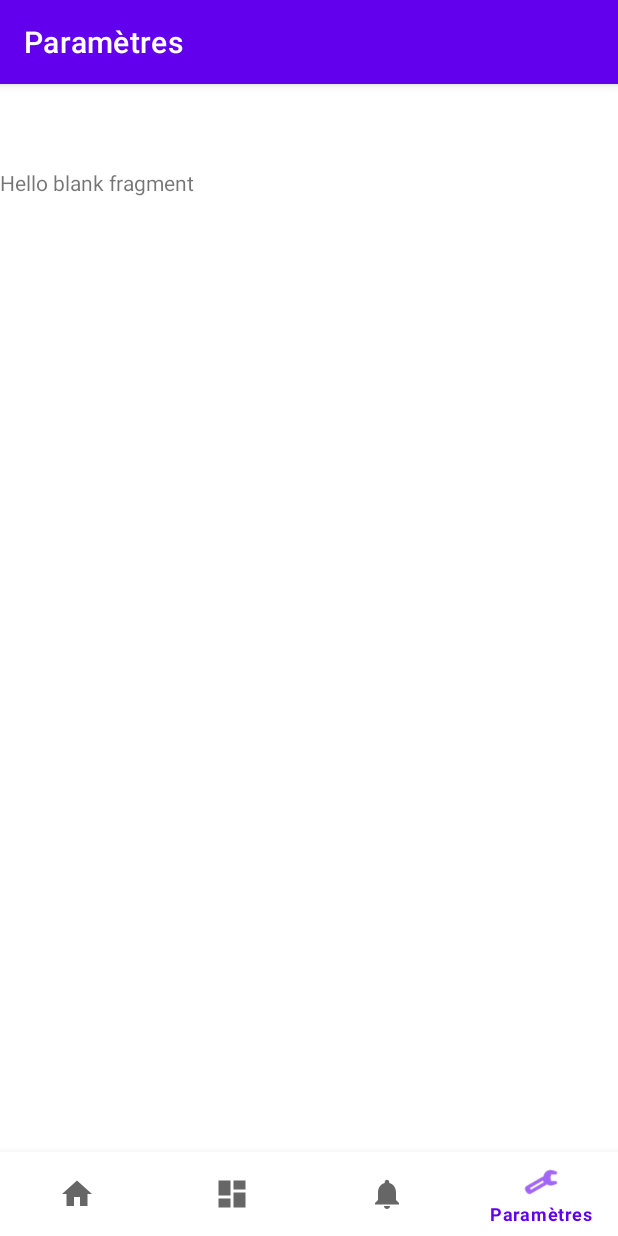
After one commit to CedNo/MercureApp, an Android app: the SettingsFragment screen opened through its navigation route, on a phone screen of 412 x 824 dp. The commit adds this screen. Run offline under Robolectric (Android 15) with nearby library versions, the phone set to English and light mode, and no system bars; our stand-ins replace navigation-ui.

Commit message:
Modifier non des classes, des folders et setup la bottom nav bar

```diff
--- a/app/build.gradle
+++ b/app/build.gradle
@@ -7,7 +7,7 @@ android {
 
     defaultConfig {
         applicationId "com.mercure.app"
-        minSdk 28
+        minSdk 26
         targetSdk 32
         versionCode 1
         versionName "1.0"
@@ -39,6 +39,7 @@ dependencies {
     implementation 'androidx.lifecycle:lifecycle-viewmodel-ktx:2.3.1'
     implementation 'androidx.navigation:navigation-fragment:2.3.5'
     implementation 'androidx.navigation:navigation-ui:2.3.5'
+    implementation 'androidx.legacy:legacy-support-v4:1.0.0'
     testImplementation 'junit:junit:4.+'
     androidTestImplementation 'androidx.test.ext:junit:1.1.2'
     androidTestImplementation 'androidx.test.espresso:espresso-core:3.3.0'
--- a/app/src/main/java/com/mercure/app/MainActivity.java
+++ b/app/src/main/java/com/mercure/app/MainActivity.java
@@ -27,7 +27,7 @@ public class MainActivity extends AppCompatActivity {
         // Passing each menu ID as a set of Ids because each
         // menu should be considered as top level destinations.
         AppBarConfiguration appBarConfiguration = new AppBarConfiguration.Builder(
-                R.id.navigation_home, R.id.navigation_dashboard, R.id.navigation_notifications)
+                R.id.navigation_home, R.id.navigation_remote, R.id.navigation_history, R.id.navigation_settings)
                 .build();
         NavController navController = Navigation.findNavController(this, R.id.nav_host_fragment_activity_main);
         NavigationUI.setupActionBarWithNavController(this, navController, appBarConfiguration);
--- a/app/src/main/java/com/mercure/app/ui/dashboard/DashboardViewModel.java
+++ b/app/src/main/java/com/mercure/app/ui/remote/RemoteViewModel.java
@@ -1,14 +1,14 @@
-package com.mercure.app.ui.dashboard;
+package com.mercure.app.ui.remote;
 
 import androidx.lifecycle.LiveData;
 import androidx.lifecycle.MutableLiveData;
 import androidx.lifecycle.ViewModel;
 
-public class DashboardViewModel extends ViewModel {
+public class RemoteViewModel extends ViewModel {
 
     private MutableLiveData<String> mText;
 
-    public DashboardViewModel() {
+    public RemoteViewModel() {
         mText = new MutableLiveData<>();
         mText.setValue("This is dashboard fragment");
     }
--- /dev/null
+++ b/app/src/main/java/com/mercure/app/ui/settings/SettingsFragment.java
@@ -0,0 +1,66 @@
+package com.mercure.app.ui.settings;
+
+import android.os.Bundle;
+
+import androidx.fragment.app.Fragment;
+
+import android.view.LayoutInflater;
+import android.view.View;
+import android.view.ViewGroup;
+
+import com.mercure.app.R;
+
+/**
+ * A simple {@link Fragment} subclass.
+ * Use the {@link SettingsFragment#newInstance} factory method to
+ * create an instance of this fragment.
+ */
+public class SettingsFragment extends Fragment {
+
+    // TODO: Rename parameter arguments, choose names that match
+    // the fragment initialization parameters, e.g. ARG_ITEM_NUMBER
+    private static final String ARG_PARAM1 = "param1";
+    private static final String ARG_PARAM2 = "param2";
+
+    // TODO: Rename and change types of parameters
+    private String mParam1;
+    private String mParam2;
+
+    public SettingsFragment() {
+        // Required empty public constructor
+    }
+
+    /**
+     * Use this factory method to create a new instance of
+     * this fragment using the provided parameters.
+     *
+     * @param param1 Parameter 1.
+     * @param param2 Parameter 2.
+     * @return A new instance of fragment SettingsFragment.
+     */
+    // TODO: Rename and change types and number of parameters
+    public static SettingsFragment newInstance(String param1, String param2) {
+        SettingsFragment fragment = new SettingsFragment();
+        Bundle args = new Bundle();
+        args.putString(ARG_PARAM1, param1);
+        args.putString(ARG_PARAM2, param2);
+        fragment.setArguments(args);
+        return fragment;
+    }
+
+    @Override
+    public void onCreate(Bundle savedInstanceState) {
+        super.onCreate(savedInstanceState);
+        if (getArguments() != null) {
+            mParam1 = getArguments().getString(ARG_PARAM1);
+            mParam2 = getArguments().getString(ARG_PARAM2);
+        }
+    }
+
+    @Override
+    public View onCreateView(LayoutInflater inflater, ViewGroup container,
+                             Bundle savedInstanceState) {
+        // Inflate the layout for this fragment
+        return inflater.inflate(R.layout.fragment_settings, container, false);
+    }
+}
--- a/app/src/main/res/layout/fragment_notifications.xml
+++ b/app/src/main/res/layout/fragment_history.xml
@@ -4,7 +4,7 @@
     xmlns:tools="http://schemas.android.com/tools"
     android:layout_width="match_parent"
     android:layout_height="match_parent"
-    tools:context=".ui.notifications.NotificationsFragment">
+    tools:context=".ui.history.HistoryFragment">
 
     <TextView
         android:id="@+id/text_notifications"
--- a/app/src/main/res/layout/fragment_dashboard.xml
+++ b/app/src/main/res/layout/fragment_remote.xml
@@ -4,7 +4,7 @@
     xmlns:tools="http://schemas.android.com/tools"
     android:layout_width="match_parent"
     android:layout_height="match_parent"
-    tools:context=".ui.dashboard.DashboardFragment">
+    tools:context=".ui.remote.RemoteFragment">
 
     <TextView
         android:id="@+id/text_dashboard"
--- /dev/null
+++ b/app/src/main/res/layout/fragment_settings.xml
@@ -0,0 +1,14 @@
+<?xml version="1.0" encoding="utf-8"?>
+<FrameLayout xmlns:android="http://schemas.android.com/apk/res/android"
+    xmlns:tools="http://schemas.android.com/tools"
+    android:layout_width="match_parent"
+    android:layout_height="match_parent"
+    tools:context=".ui.settings.SettingsFragment">
+
+    <!-- TODO: Update blank fragment layout -->
+    <TextView
+        android:layout_width="match_parent"
+        android:layout_height="match_parent"
+        android:text="@string/hello_blank_fragment" />
+
+</FrameLayout>
--- a/app/src/main/res/menu/bottom_nav_menu.xml
+++ b/app/src/main/res/menu/bottom_nav_menu.xml
@@ -7,13 +7,17 @@
         android:title="@string/title_home" />
 
     <item
-        android:id="@+id/navigation_dashboard"
+        android:id="@+id/navigation_remote"
         android:icon="@drawable/ic_dashboard_black_24dp"
-        android:title="@string/title_dashboard" />
+        android:title="@string/title_remote" />
 
     <item
-        android:id="@+id/navigation_notifications"
+        android:id="@+id/navigation_history"
         android:icon="@drawable/ic_notifications_black_24dp"
-        android:title="@string/title_notifications" />
+        android:title="@string/title_history" />
+    <item
+        android:id="@+id/navigation_settings"
+        android:icon="@android:drawable/ic_menu_preferences"
+        android:title="@string/title_settings" />
 
 </menu>
--- a/app/src/main/res/navigation/mobile_navigation.xml
+++ b/app/src/main/res/navigation/mobile_navigation.xml
@@ -12,14 +12,19 @@
         tools:layout="@layout/fragment_home" />
 
     <fragment
-        android:id="@+id/navigation_dashboard"
-        android:name="com.mercure.app.ui.dashboard.DashboardFragment"
-        android:label="@string/title_dashboard"
-        tools:layout="@layout/fragment_dashboard" />
+        android:id="@+id/navigation_remote"
+        android:name="com.mercure.app.ui.remote.RemoteFragment"
+        android:label="@string/title_remote"
+        tools:layout="@layout/fragment_remote" />
 
     <fragment
-        android:id="@+id/navigation_notifications"
-        android:name="com.mercure.app.ui.notifications.NotificationsFragment"
-        android:label="@string/title_notifications"
-        tools:layout="@layout/fragment_notifications" />
+        android:id="@+id/navigation_history"
+        android:name="com.mercure.app.ui.history.HistoryFragment"
+        android:label="@string/title_history"
+        tools:layout="@layout/fragment_history" />
+    <fragment
+        android:id="@+id/navigation_settings"
+        android:name="com.mercure.app.ui.settings.SettingsFragment"
+        android:label="@string/title_settings"
+        tools:layout="@layout/fragment_settings" />
 </navigation>
--- a/app/src/main/res/values/strings.xml
+++ b/app/src/main/res/values/strings.xml
@@ -1,6 +1,9 @@
 <resources>
     <string name="app_name">MercureApp</string>
-    <string name="title_home">Home</string>
-    <string name="title_dashboard">Dashboard</string>
-    <string name="title_notifications">Notifications</string>
+    <string name="title_home">Accueil</string>
+    <string name="title_remote">Manette</string>
+    <string name="title_history">Historique</string>
+    <string name="title_settings">Paramètres</string>
+    <!-- TODO: Remove or change this placeholder text -->
+    <string name="hello_blank_fragment">Hello blank fragment</string>
 </resources>
```
Also changed, not shown: app/src/main/java/com/mercure/app/ui/history/HistoryFragment.java (renamed from app/src/main/java/com/mercure/app/ui/notifications/NotificationsFragment.java, +9 -10 lines), app/src/main/java/com/mercure/app/ui/history/HistoryViewModel.java (added, +19 -0 lines), app/src/main/java/com/mercure/app/ui/remote/RemoteFragment.java (renamed from app/src/main/java/com/mercure/app/ui/dashboard/DashboardFragment.java, +9 -10 lines), app/src/main/java/com/mercure/app/ui/settings/SettingsViewModel.java (renamed from app/src/main/java/com/mercure/app/ui/notifications/NotificationsViewModel.java, +4 -4 lines).
